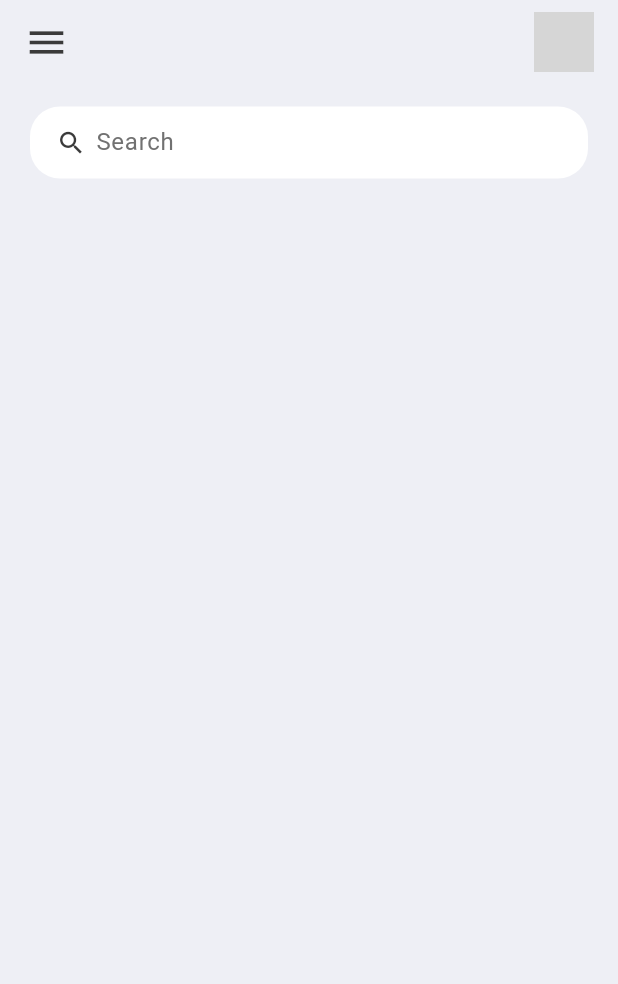
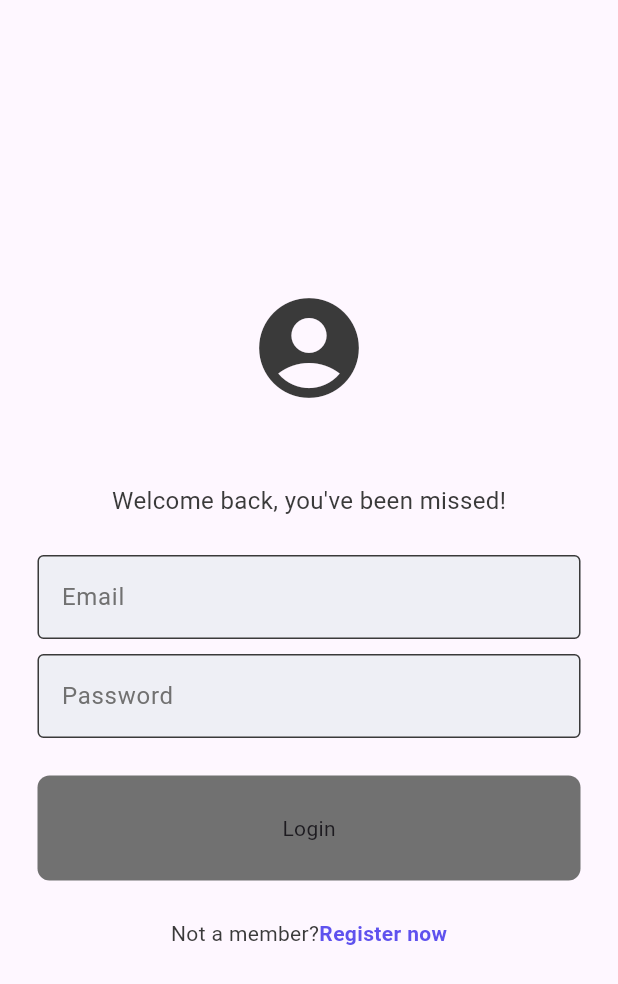
Before and after one commit to saku399/todo-app, a Flutter app: the screen it shows after launch, on a phone screen of 412 x 824 dp. Shown: the top 984 px of the screen. Run offline on Flutter 3.47's test engine with Material 3 defaults, Android fonts, the phone set to English and light mode, and no system bars; our stand-ins replace cloud_firestore, firebase_auth, firebase_core; accounts and stored records are empty; grey boxes are pictures that could not be loaded.

Commit message:
login or register

```diff
--- a/lib/auth/auth.gate.dart
+++ b/lib/auth/auth.gate.dart
@@ -15,7 +15,7 @@ class AuthGate extends StatelessWidget {
           builder: (context, snapshot) {
             // user is logged in
             if (snapshot.hasData) {
-              return Home();
+              return const Home();
             }
 
             // user is not logged in
--- a/lib/components/my_button.dart
+++ b/lib/components/my_button.dart
@@ -1,4 +1,5 @@
 import 'package:flutter/material.dart';
+import 'package:to_do_app/constants/color.dart';
 
 class MyButton extends StatelessWidget {
   final void Function()? onTap;
@@ -16,7 +17,7 @@ class MyButton extends StatelessWidget {
       onTap: onTap,
       child: Container(
         decoration: BoxDecoration(
-          color: Theme.of(context).colorScheme.secondary,
+          color: tdGrey,
           borderRadius: BorderRadius.circular(8),
         ),
         padding: const EdgeInsets.all(25),
--- a/lib/components/my_textfield.dart
+++ b/lib/components/my_textfield.dart
@@ -1,4 +1,5 @@
 import 'package:flutter/material.dart';
+import 'package:to_do_app/constants/color.dart';
 
 class MyTextField extends StatelessWidget {
   final String hintText;
@@ -23,18 +24,18 @@ class MyTextField extends StatelessWidget {
         controller: controller,
         focusNode:focusNode,
         decoration: InputDecoration(
-          enabledBorder: OutlineInputBorder(
+          enabledBorder: const OutlineInputBorder(
             borderSide:
-                BorderSide(color: Theme.of(context).colorScheme.tertiary),
+                BorderSide(color: tdBlack),
           ),
-          focusedBorder: OutlineInputBorder(
+          focusedBorder: const OutlineInputBorder(
             borderSide:
-                BorderSide(color: Theme.of(context).colorScheme.tertiary),
+                BorderSide(color: tdBlack),
           ),
-          fillColor: Theme.of(context).colorScheme.secondary,
+          fillColor: tdBGColor,
           filled: true,
           hintText: hintText,
-          hintStyle: TextStyle(color: Theme.of(context).colorScheme.primary),
+          hintStyle: const TextStyle(color: tdGrey),
         ),
       ),
     );
--- a/lib/main.dart
+++ b/lib/main.dart
@@ -1,9 +1,13 @@
+import 'package:firebase_core/firebase_core.dart';
 import 'package:flutter/material.dart';
 import 'package:flutter/services.dart';
-import 'package:to_do_app/pages/home.dart';
+import 'package:to_do_app/auth/auth.gate.dart';
+import 'package:to_do_app/firebase_options.dart';
 
-void main() {
+void main() async {
   runApp(const MyApp());
+  WidgetsFlutterBinding.ensureInitialized();
+  await Firebase.initializeApp(options: DefaultFirebaseOptions.currentPlatform);
 }
 
 class MyApp extends StatelessWidget {
@@ -15,8 +19,7 @@ class MyApp extends StatelessWidget {
         const SystemUiOverlayStyle(statusBarColor: Colors.transparent));
     return const MaterialApp(
       debugShowCheckedModeBanner: false,
-      title: 'ToDo App',
-      home: Home(),
+      home: AuthGate(),
     );
   }
 }
--- a/lib/pages/home.dart
+++ b/lib/pages/home.dart
@@ -1,14 +1,22 @@
 import 'package:flutter/material.dart';
+import 'package:to_do_app/auth/auth_service.dart';
+import 'package:to_do_app/components/my_drawer.dart';
 import 'package:to_do_app/constants/color.dart';
 
 class Home extends StatelessWidget {
   const Home({Key? key}) : super(key: key);
+
+  void logout(){
+    final _auth = AuthService();
+    _auth.signOut();
+  }
 
   @override
   Widget build(BuildContext context) {
     return Scaffold(
       backgroundColor: tdBGColor,
       appBar: _buildAppBar(),
+      drawer: const MyDrawer(),
       body: Container(
         padding: const EdgeInsets.symmetric(
           horizontal: 20,
@@ -55,13 +63,8 @@ class Home extends StatelessWidget {
         backgroundColor: tdBGColor,
         elevation: 0,
         title: Row(
-          mainAxisAlignment: MainAxisAlignment.spaceBetween,
+          mainAxisAlignment: MainAxisAlignment.end,
           children: [
-            const Icon(
-              Icons.menu,
-              color: tdBlack,
-              size: 30,
-            ),
             Container(
               height: 40,
               width: 40,
--- /dev/null
+++ b/lib/pages/login_page.dart
@@ -0,0 +1,113 @@
+import 'package:flutter/material.dart';
+import 'package:to_do_app/auth/auth_service.dart';
+import 'package:to_do_app/components/my_button.dart';
+import 'package:to_do_app/components/my_textfield.dart';
+import 'package:to_do_app/constants/color.dart';
+
+
+class LoginPage extends StatelessWidget {
+  //email and pw text controllers
+  final TextEditingController _emailController = TextEditingController();
+  final TextEditingController _pwController = TextEditingController();
+
+  // tap to go to register page
+  final void Function()? onTap;
+
+  LoginPage({super.key, required this.onTap});
+
+  // login method
+  void login(BuildContext context) async {
+    //auth sevice
+    final authService = AuthService();
+
+    // try login
+    try {
+      await authService.signInWithEmailPassword(
+          _emailController.text, _pwController.text);
+    }
+
+    // catch any errors
+    catch (e) {
+      showDialog(
+        context: context,
+        builder: (context) => AlertDialog(
+          title: Text(e.toString()),
+        ),
+      );
+    }
+  } //bool isShow = false;
+
+  @override
+  Widget build(BuildContext context) {
+    return Scaffold(
+      backgroundColor: Theme.of(context).colorScheme.surface,
+      body: Center(
+        child: Column(
+          mainAxisAlignment: MainAxisAlignment.center,
+          children: [
+            //logo
+            const Icon(
+              Icons.account_circle,
+              size: 80,
+              color: tdBlack,
+            ),
+
+            const SizedBox(height: 50),
+
+            //welcome back message
+            const Text(
+              "Welcome back, you've been missed!",
+              style: TextStyle(
+                color: tdBlack,
+                fontSize: 16,
+              ),
+            ),
+
+            const SizedBox(height: 25),
+
+            //email textfield
+            MyTextField(
+              hintText: "Email",
+              obscureText: false,
+              controller: _emailController,
+            ),
+
+            const SizedBox(height: 10),
+
+            //pw textfield
+            MyTextField(
+              hintText: "Password",
+              obscureText: true,
+              controller: _pwController,
+            ),
+
+            const SizedBox(height: 25),
+
+            //login button
+            MyButton(
+              text: "Login",
+              onTap: () => login(context),
+            ),
+
+            const SizedBox(height: 25),
+
+            //register now\
+            Row(mainAxisAlignment: MainAxisAlignment.center, children: [
+              const Text("Not a member?",
+                  style:
+                      TextStyle(color: tdBlack)),
+              GestureDetector(
+                  onTap: onTap,
+                  child: const Text(
+                    "Register now",
+                    style: TextStyle(
+                        fontWeight: FontWeight.bold,
+                        color: tdBlue),
+                  )),
+            ])
+          ],
+        ),
+      ),
+    );
+  }
+}
```
Also changed, not shown: lib/pages/register_page.dart (added, +135 -0 lines).
